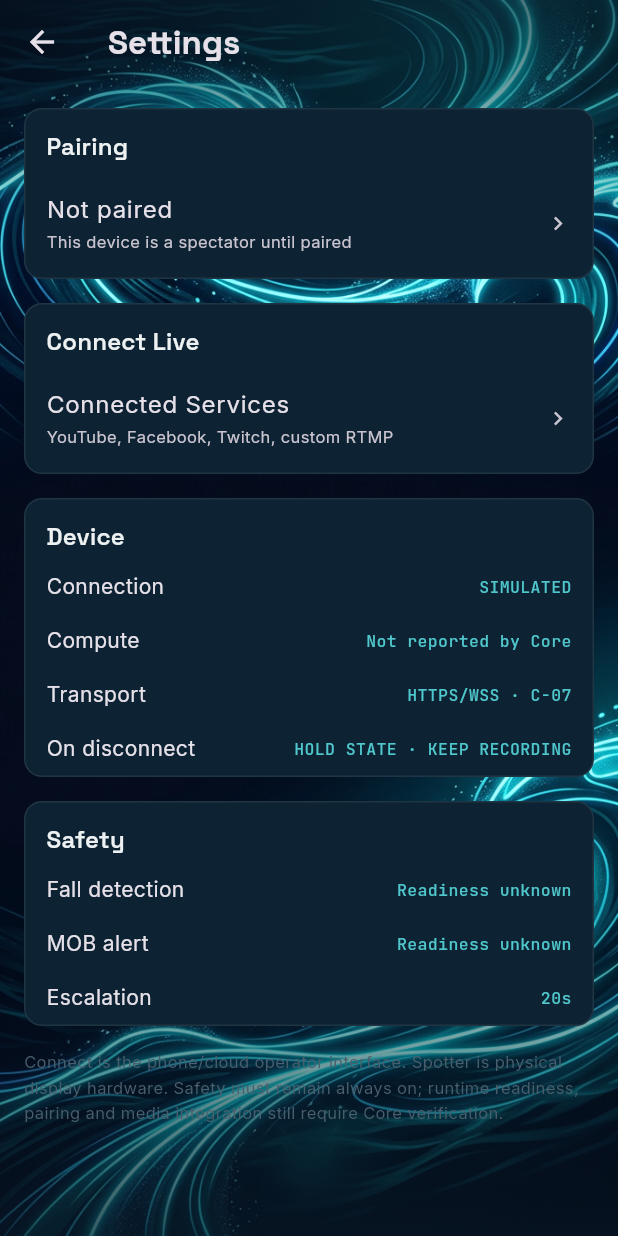
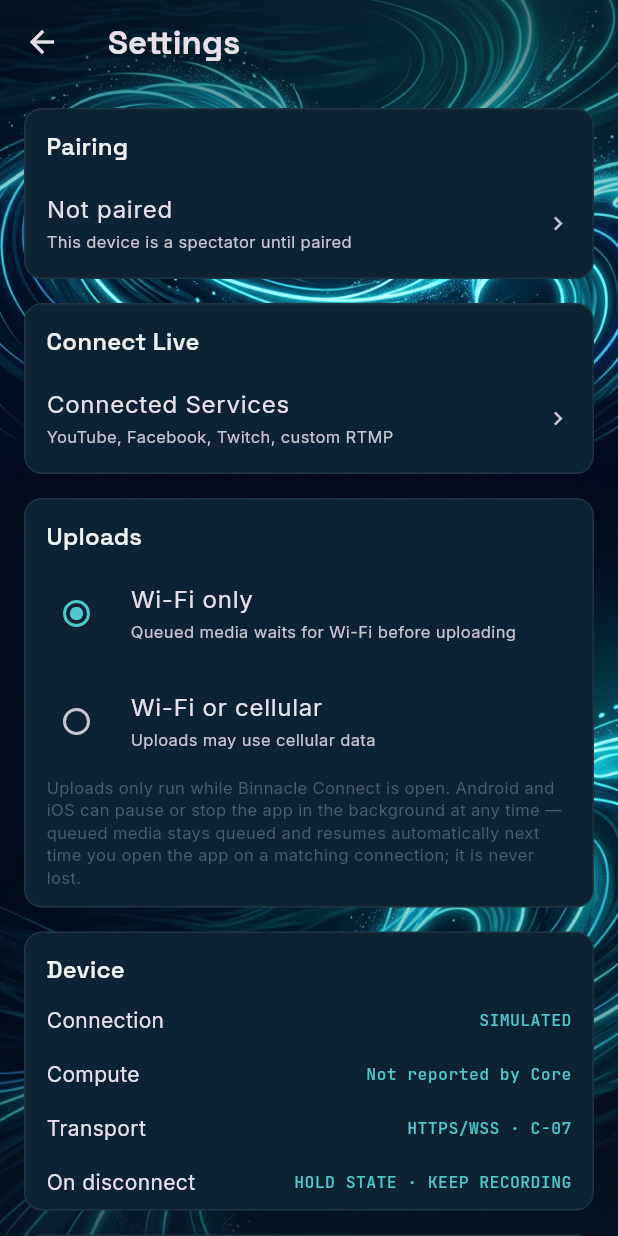
Before and after one commit to Bleebitz/binnacle-connect-app, a Flutter app: the SettingsScreen screen opened directly, on a phone screen of 412 x 824 dp. Run offline on Flutter 3.47's test engine with Material 3 defaults, Android fonts, the phone set to English and light mode, and no system bars; our stand-ins replace basic_utils, connectivity_plus, flutter_secure_storage, google_fonts, image_picker, share_plus and 2 more; missing offline and left inert: flutter_webrtc, mobile_scanner, pointycastle; accounts and stored records are empty.

Commit message:
feat(connect): Wi-Fi/cellular upload preference + honest background note
Adds a real Uploads section to Settings: Wi-Fi-only vs Wi-Fi-or-cellular
(wired to ClipRepository.setUploadNetworkPreference, already covered by
offline_upload_queue_test.dart), plus an accurate statement that uploads
only progress while the app is open — no background-service/WorkManager
integration exists, so this doesn't claim uploads survive the OS
suspending the app; queued media just resumes automatically next time
the app is open on a matching connection.

Co-Authored-By: Claude Sonnet 5 <noreply@anthropic.com>

```diff
--- a/flutter_app/lib/ui/screens/settings_screen.dart
+++ b/flutter_app/lib/ui/screens/settings_screen.dart
@@ -2,9 +2,11 @@ import 'package:flutter/material.dart';
 import 'package:provider/provider.dart';
 import '../../core/services/control_channel_service.dart';
 import '../../core/services/pairing_service.dart';
+import '../../core/services/upload_preferences_service.dart';
 import '../../core/models/credential.dart';
 import '../theme/binnacle_theme.dart';
 import '../widgets/binnacle_background.dart';
+import 'library_screen.dart' show ClipRepository;
 import 'pairing_screen.dart';
 import 'device_list_screen.dart';
 import 'connected_services_screen.dart';
@@ -16,6 +18,7 @@ class SettingsScreen extends StatelessWidget {
   Widget build(BuildContext context) {
     final control = context.watch<ControlChannelService>();
     final pairing = context.watch<PairingService>();
+    final clips = context.watch<ClipRepository>();
     final state = control.state;
 
     return BinnacleBackground(
@@ -70,6 +73,41 @@ class SettingsScreen extends StatelessWidget {
                 trailing: const Icon(Icons.chevron_right, size: 18),
                 onTap: () => Navigator.of(context).push(
                   MaterialPageRoute(builder: (_) => const ConnectedServicesScreen()),
+                ),
+              ),
+            ]),
+            const SizedBox(height: 16),
+            _Section(title: 'Uploads', children: [
+              RadioListTile<UploadNetworkPreference>(
+                contentPadding: const EdgeInsets.symmetric(horizontal: 14),
+                title: const Text('Wi-Fi only'),
+                subtitle: const Text('Queued media waits for Wi-Fi before uploading',
+                    style: TextStyle(fontSize: 11)),
+                value: UploadNetworkPreference.wifiOnly,
+                groupValue: clips.uploadNetworkPreference,
+                onChanged: (v) => clips.setUploadNetworkPreference(v!),
+              ),
+              RadioListTile<UploadNetworkPreference>(
+                contentPadding: const EdgeInsets.symmetric(horizontal: 14),
+                title: const Text('Wi-Fi or cellular'),
+                subtitle: const Text('Uploads may use cellular data', style: TextStyle(fontSize: 11)),
+                value: UploadNetworkPreference.wifiOrCellular,
+                groupValue: clips.uploadNetworkPreference,
+                onChanged: (v) => clips.setUploadNetworkPreference(v!),
+              ),
+              const Padding(
+                padding: EdgeInsets.fromLTRB(14, 0, 14, 12),
+                child: Text(
+                  // Accurate, not aspirational: this app has no background
+                  // service/WorkManager integration, so a queued upload
+                  // only progresses while the app is open and the OS
+                  // hasn't suspended it — the exact honesty requirement
+                  // this section exists to satisfy.
+                  'Uploads only run while Binnacle Connect is open. Android and iOS '
+                  'can pause or stop the app in the background at any time — queued '
+                  'media stays queued and resumes automatically next time you open '
+                  'the app on a matching connection; it is never lost.',
+                  style: TextStyle(color: BinnacleColors.slateDim, fontSize: 11, height: 1.4),
                 ),
               ),
             ]),
```
